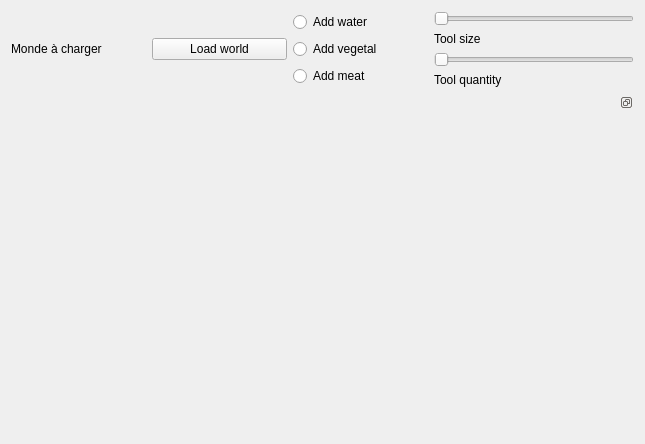
Above: WorldCreatorResourcesWidget.ui from Xaxetrov/Fil-Rouge before the change. Below: the same form after it.
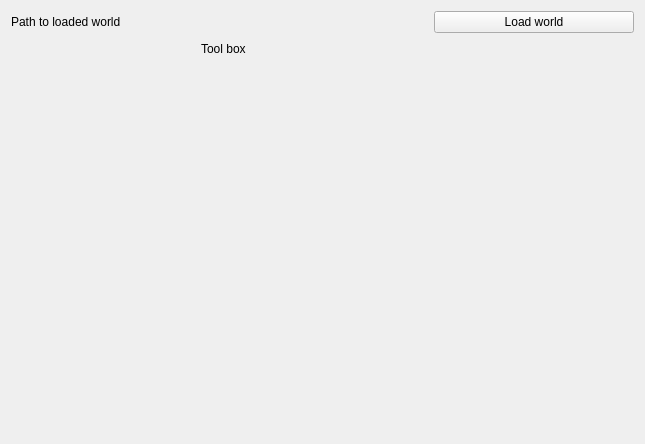
That is the form after the change.

Diff of the .ui file:
```diff
--- a/WorldCreatorResourcesWidget.ui
+++ b/WorldCreatorResourcesWidget.ui
@@ -19,7 +19,7 @@
      <item>
       <widget class="QLabel" name="lb_loadedWorld">
        <property name="text">
-        <string>Monde à charger</string>
+        <string>Path to loaded world</string>
        </property>
        <property name="scaledContents">
         <bool>false</bool>
@@ -51,83 +51,29 @@
        </property>
       </widget>
      </item>
-     <item>
-      <layout class="QVBoxLayout" name="verticalLayout_2">
-       <item>
-        <widget class="QRadioButton" name="bt_water">
-         <property name="text">
-          <string>Add water</string>
-         </property>
-        </widget>
-       </item>
-       <item>
-        <widget class="QRadioButton" name="bt_vegetal">
-         <property name="text">
-          <string>Add vegetal</string>
-         </property>
-        </widget>
-       </item>
-       <item>
-        <widget class="QRadioButton" name="bt_meat">
-         <property name="text">
-          <string>Add meat</string>
-         </property>
-        </widget>
-       </item>
-      </layout>
-     </item>
-     <item>
-      <layout class="QVBoxLayout" name="verticalLayout_4">
-       <item>
-        <widget class="QSlider" name="sl_toolSize">
-         <property name="maximumSize">
-          <size>
-           <width>200</width>
-           <height>16777215</height>
-          </size>
-         </property>
-         <property name="orientation">
-          <enum>Qt::Horizontal</enum>
-         </property>
-        </widget>
-       </item>
-       <item>
-        <widget class="QLabel" name="lb_slider_size">
-         <property name="text">
-          <string>Tool size</string>
-         </property>
-        </widget>
-       </item>
-       <item>
-        <widget class="QSlider" name="sl_toolQuantity">
-         <property name="maximumSize">
-          <size>
-           <width>200</width>
-           <height>16777215</height>
-          </size>
-         </property>
-         <property name="orientation">
-          <enum>Qt::Horizontal</enum>
-         </property>
-        </widget>
-       </item>
-       <item>
-        <widget class="QLabel" name="lb_slider_quantity">
-         <property name="text">
-          <string>Tool quantity</string>
-         </property>
-        </widget>
-       </item>
-      </layout>
-     </item>
     </layout>
    </item>
    <item>
     <layout class="QHBoxLayout" name="horizontalLayout_editor">
      <item>
       <widget class="QDockWidget" name="dockWidget">
+       <property name="maximumSize">
+        <size>
+         <width>250</width>
+         <height>524287</height>
+        </size>
+       </property>
+       <property name="floating">
+        <bool>false</bool>
+       </property>
        <property name="features">
-        <set>QDockWidget::DockWidgetFloatable|QDockWidget::DockWidgetMovable</set>
+        <set>QDockWidget::NoDockWidgetFeatures</set>
+       </property>
+       <property name="allowedAreas">
+        <set>Qt::LeftDockWidgetArea|Qt::RightDockWidgetArea</set>
+       </property>
+       <property name="windowTitle">
+        <string>Tool box</string>
        </property>
        <widget class="QWidget" name="dockWidgetContents"/>
       </widget>
```
